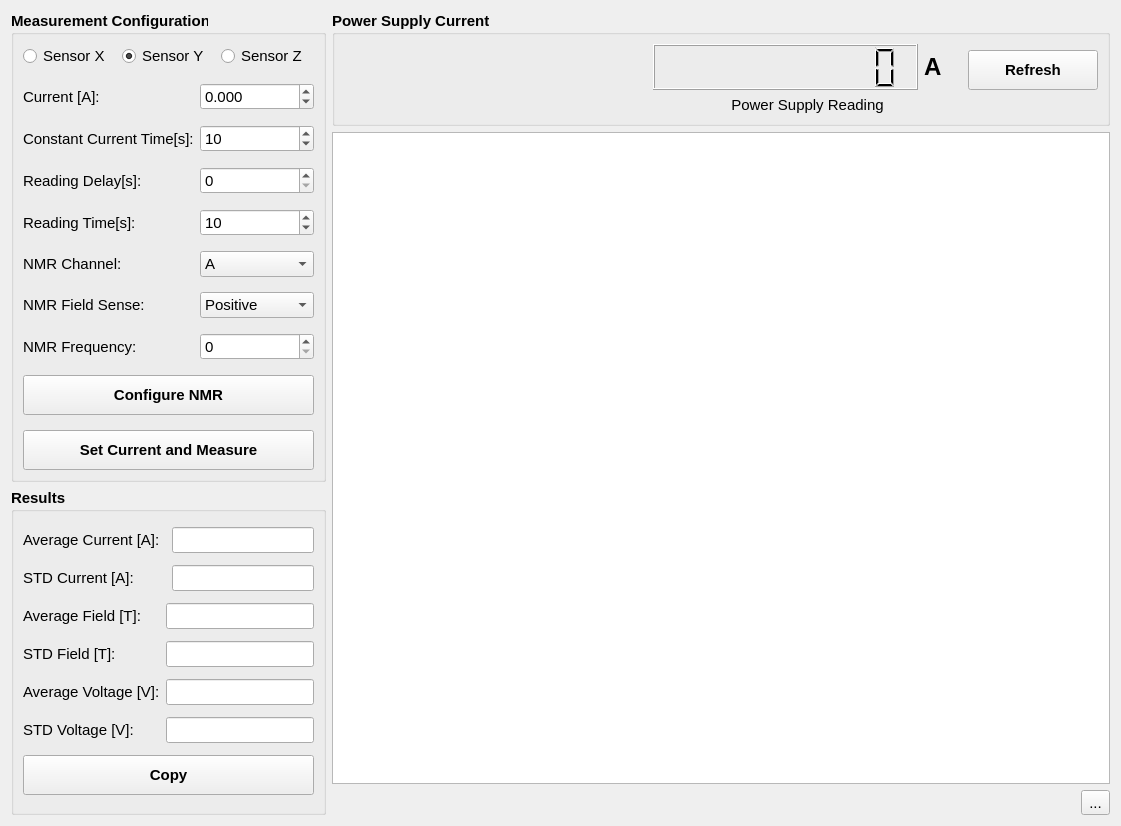
Before: the Qt Designer form hallbench/gui/ui/probecalibrationwidget.ui in lnls-ima/hall-bench-control, drawn with Qt 5.
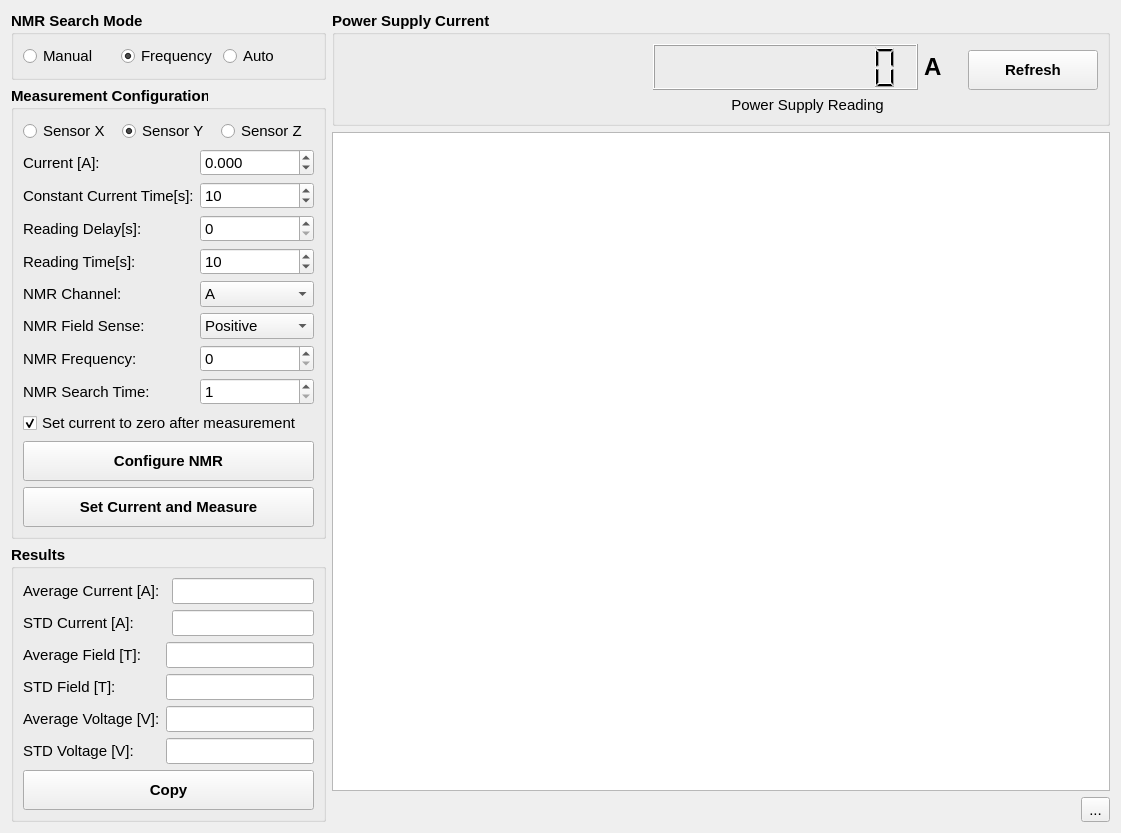
After: the same form once the commit is applied. Icons and pictures are not drawn. Custom widgets are drawn as their Qt base class.

Commit message: Adding kyma undulator automatic measurement

The edit to the form file:
```diff
--- a/hallbench/gui/ui/probecalibrationwidget.ui
+++ b/hallbench/gui/ui/probecalibrationwidget.ui
@@ -209,6 +209,69 @@
    </item>
    <item row="0" column="0" rowspan="3">
     <layout class="QVBoxLayout" name="verticalLayout">
+     <item>
+      <widget class="QGroupBox" name="groupBox">
+       <property name="sizePolicy">
+        <sizepolicy hsizetype="Preferred" vsizetype="Maximum">
+         <horstretch>0</horstretch>
+         <verstretch>0</verstretch>
+        </sizepolicy>
+       </property>
+       <property name="font">
+        <font>
+         <weight>75</weight>
+         <bold>true</bold>
+        </font>
+       </property>
+       <property name="title">
+        <string>NMR Search Mode</string>
+       </property>
+       <layout class="QHBoxLayout" name="horizontalLayout">
+        <item>
+         <widget class="QRadioButton" name="rbt_manual">
+          <property name="font">
+           <font>
+            <weight>50</weight>
+            <bold>false</bold>
+           </font>
+          </property>
+          <property name="text">
+           <string>Manual</string>
+          </property>
+         </widget>
+        </item>
+        <item>
+         <widget class="QRadioButton" name="rbt_frequency">
+          <property name="font">
+           <font>
+            <weight>50</weight>
+            <bold>false</bold>
+           </font>
+          </property>
+          <property name="text">
+           <string>Frequency</string>
+          </property>
+          <property name="checked">
+           <bool>true</bool>
+          </property>
+         </widget>
+        </item>
+        <item>
+         <widget class="QRadioButton" name="rbt_auto">
+          <property name="font">
+           <font>
+            <weight>50</weight>
+            <bold>false</bold>
+           </font>
+          </property>
+          <property name="text">
+           <string>Auto</string>
+          </property>
+         </widget>
+        </item>
+       </layout>
+      </widget>
+     </item>
      <item>
       <widget class="QGroupBox" name="groupBox_3">
        <property name="enabled">
@@ -223,10 +286,115 @@
        <property name="title">
         <string>Measurement Configuration</string>
        </property>
-       <layout class="QGridLayout" name="gridLayout_19">
-        <property name="verticalSpacing">
-         <number>15</number>
-        </property>
+       <layout class="QGridLayout" name="gridLayout_3">
+        <item row="6" column="1">
+         <widget class="QComboBox" name="cmb_nmrchannel">
+          <property name="font">
+           <font>
+            <weight>50</weight>
+            <bold>false</bold>
+           </font>
+          </property>
+          <item>
+           <property name="text">
+            <string>A</string>
+           </property>
+          </item>
+          <item>
+           <property name="text">
+            <string>B</string>
+           </property>
+          </item>
+          <item>
+           <property name="text">
+            <string>C</string>
+           </property>
+          </item>
+          <item>
+           <property name="text">
+            <string>D</string>
+           </property>
+          </item>
+          <item>
+           <property name="text">
+            <string>E</string>
+           </property>
+          </item>
+          <item>
+           <property name="text">
+            <string>F</string>
+           </property>
+          </item>
+          <item>
+           <property name="text">
+            <string>G</string>
+           </property>
+          </item>
+          <item>
+           <property name="text">
+            <string>H</string>
+           </property>
+          </item>
+         </widget>
+        </item>
+        <item row="7" column="0">
+         <widget class="QLabel" name="label_15">
+          <property name="font">
+           <font>
+            <weight>50</weight>
+            <bold>false</bold>
+           </font>
+          </property>
+          <property name="text">
+           <string>NMR Field Sense:</string>
+          </property>
+         </widget>
+        </item>
+        <item row="5" column="0">
+         <widget class="QLabel" name="label_8">
+          <property name="font">
+           <font>
+            <weight>50</weight>
+            <bold>false</bold>
+           </font>
+          </property>
+          <property name="text">
+           <string>Reading Time[s]:</string>
+          </property>
+         </widget>
+        </item>
+        <item row="2" column="1">
+         <widget class="QDoubleSpinBox" name="sbd_current">
+          <property name="font">
+           <font>
+            <weight>50</weight>
+            <bold>false</bold>
+           </font>
+          </property>
+          <property name="decimals">
+           <number>3</number>
+          </property>
+          <property name="minimum">
+           <double>-1000.000000000000000</double>
+          </property>
+          <property name="maximum">
+           <double>1000.000000000000000</double>
+          </property>
+         </widget>
+        </item>
+        <item row="2" column="0">
+         <widget class="QLabel" name="label_4">
+          <property name="font">
+           <font>
+            <weight>50</weight>
+            <bold>false</bold>
+           </font>
+          </property>
+          <property name="text">
+           <string>Current [A]:</string>
+          </property>
+         </widget>
+        </item>
         <item row="0" column="0" colspan="2">
          <layout class="QHBoxLayout" name="horizontalLayout_10">
           <property name="spacing">
@@ -279,39 +447,7 @@
           </item>
          </layout>
         </item>
-        <item row="4" column="0">
-         <widget class="QLabel" name="label_4">
-          <property name="font">
-           <font>
-            <weight>50</weight>
-            <bold>false</bold>
-           </font>
-          </property>
-          <property name="text">
-           <string>Current [A]:</string>
-          </property>
-         </widget>
-        </item>
-        <item row="4" column="1">
-         <widget class="QDoubleSpinBox" name="sbd_current">
-          <property name="font">
-           <font>
-            <weight>50</weight>
-            <bold>false</bold>
-           </font>
-          </property>
-          <property name="decimals">
-           <number>3</number>
-          </property>
-          <property name="minimum">
-           <double>-1000.000000000000000</double>
-          </property>
-          <property name="maximum">
-           <double>1000.000000000000000</double>
-          </property>
-         </widget>
-        </item>
-        <item row="5" column="0">
+        <item row="3" column="0">
          <widget class="QLabel" name="label_6">
           <property name="font">
            <font>
@@ -324,8 +460,8 @@
           </property>
          </widget>
         </item>
-        <item row="5" column="1">
-         <widget class="QSpinBox" name="sb_time">
+        <item row="4" column="1">
+         <widget class="QSpinBox" name="sb_delay">
           <property name="font">
            <font>
             <weight>50</weight>
@@ -335,12 +471,9 @@
           <property name="maximum">
            <number>1000</number>
           </property>
-          <property name="value">
-           <number>10</number>
-          </property>
          </widget>
         </item>
-        <item row="6" column="0">
+        <item row="4" column="0">
          <widget class="QLabel" name="label_7">
           <property name="font">
            <font>
@@ -353,33 +486,7 @@
           </property>
          </widget>
         </item>
-        <item row="6" column="1">
-         <widget class="QSpinBox" name="sb_delay">
-          <property name="font">
-           <font>
-            <weight>50</weight>
-            <bold>false</bold>
-           </font>
-          </property>
-          <property name="maximum">
-           <number>1000</number>
-          </property>
-         </widget>
-        </item>
-        <item row="7" column="0">
-         <widget class="QLabel" name="label_8">
-          <property name="font">
-           <font>
-            <weight>50</weight>
-            <bold>false</bold>
-           </font>
-          </property>
-          <property name="text">
-           <string>Reading Time[s]:</string>
-          </property>
-         </widget>
-        </item>
-        <item row="7" column="1">
+        <item row="5" column="1">
          <widget class="QSpinBox" name="sb_readingtime">
           <property name="font">
            <font>
@@ -395,7 +502,49 @@
           </property>
          </widget>
         </item>
-        <item row="13" column="0" colspan="2">
+        <item row="3" column="1">
+         <widget class="QSpinBox" name="sb_time">
+          <property name="font">
+           <font>
+            <weight>50</weight>
+            <bold>false</bold>
+           </font>
+          </property>
+          <property name="maximum">
+           <number>1000</number>
+          </property>
+          <property name="value">
+           <number>10</number>
+          </property>
+         </widget>
+        </item>
+        <item row="6" column="0">
+         <widget class="QLabel" name="label_13">
+          <property name="font">
+           <font>
+            <weight>50</weight>
+            <bold>false</bold>
+           </font>
+          </property>
+          <property name="text">
+           <string>NMR Channel:</string>
+          </property>
+         </widget>
+        </item>
+        <item row="8" column="0">
+         <widget class="QLabel" name="label_14">
+          <property name="font">
+           <font>
+            <weight>50</weight>
+            <bold>false</bold>
+           </font>
+          </property>
+          <property name="text">
+           <string>NMR Frequency:</string>
+          </property>
+         </widget>
+        </item>
+        <item row="11" column="0" colspan="2">
          <widget class="QPushButton" name="pbt_configure_nmr">
           <property name="minimumSize">
            <size>
@@ -408,7 +557,36 @@
           </property>
          </widget>
         </item>
-        <item row="14" column="0" colspan="2">
+        <item row="8" column="1">
+         <widget class="QSpinBox" name="sb_nmrfreq">
+          <property name="font">
+           <font>
+            <weight>50</weight>
+            <bold>false</bold>
+           </font>
+          </property>
+          <property name="maximum">
+           <number>4095</number>
+          </property>
+         </widget>
+        </item>
+        <item row="10" column="0" colspan="2">
+         <widget class="QCheckBox" name="chb_zerocurrent">
+          <property name="font">
+           <font>
+            <weight>50</weight>
+            <bold>false</bold>
+           </font>
+          </property>
+          <property name="text">
+           <string>Set current to zero after measurement</string>
+          </property>
+          <property name="checked">
+           <bool>true</bool>
+          </property>
+         </widget>
+        </item>
+        <item row="12" column="0" colspan="2">
          <widget class="QPushButton" name="pbt_measure">
           <property name="minimumSize">
            <size>
@@ -427,109 +605,7 @@
           </property>
          </widget>
         </item>
-        <item row="11" column="0">
-         <widget class="QLabel" name="label_14">
-          <property name="font">
-           <font>
-            <weight>50</weight>
-            <bold>false</bold>
-           </font>
-          </property>
-          <property name="text">
-           <string>NMR Frequency:</string>
-          </property>
-         </widget>
-        </item>
-        <item row="9" column="0">
-         <widget class="QLabel" name="label_13">
-          <property name="font">
-           <font>
-            <weight>50</weight>
-            <bold>false</bold>
-           </font>
-          </property>
-          <property name="text">
-           <string>NMR Channel:</string>
-          </property>
-         </widget>
-        </item>
-        <item row="11" column="1">
-         <widget class="QSpinBox" name="sb_nmrfreq">
-          <property name="font">
-           <font>
-            <weight>50</weight>
-            <bold>false</bold>
-           </font>
-          </property>
-          <property name="maximum">
-           <number>4095</number>
-          </property>
-         </widget>
-        </item>
-        <item row="9" column="1">
-         <widget class="QComboBox" name="cmb_nmrchannel">
-          <property name="font">
-           <font>
-            <weight>50</weight>
-            <bold>false</bold>
-           </font>
-          </property>
-          <item>
-           <property name="text">
-            <string>A</string>
-           </property>
-          </item>
-          <item>
-           <property name="text">
-            <string>B</string>
-           </property>
-          </item>
-          <item>
-           <property name="text">
-            <string>C</string>
-           </property>
-          </item>
-          <item>
-           <property name="text">
-            <string>D</string>
-           </property>
-          </item>
-          <item>
-           <property name="text">
-            <string>E</string>
-           </property>
-          </item>
-          <item>
-           <property name="text">
-            <string>F</string>
-           </property>
-          </item>
-          <item>
-           <property name="text">
-            <string>G</string>
-           </property>
-          </item>
-          <item>
-           <property name="text">
-            <string>H</string>
-           </property>
-          </item>
-         </widget>
-        </item>
-        <item row="10" column="0">
-         <widget class="QLabel" name="label_15">
-          <property name="font">
-           <font>
-            <weight>50</weight>
-            <bold>false</bold>
-           </font>
-          </property>
-          <property name="text">
-           <string>NMR Field Sense:</string>
-          </property>
-         </widget>
-        </item>
-        <item row="10" column="1">
+        <item row="7" column="1">
          <widget class="QComboBox" name="cmb_nmrsense">
           <property name="font">
            <font>
@@ -552,6 +628,38 @@
           </item>
          </widget>
         </item>
+        <item row="9" column="0">
+         <widget class="QLabel" name="label">
+          <property name="font">
+           <font>
+            <weight>50</weight>
+            <bold>false</bold>
+           </font>
+          </property>
+          <property name="text">
+           <string>NMR Search Time:</string>
+          </property>
+         </widget>
+        </item>
+        <item row="9" column="1">
+         <widget class="QSpinBox" name="sb_nmrsearchtime">
+          <property name="font">
+           <font>
+            <weight>50</weight>
+            <bold>false</bold>
+           </font>
+          </property>
+          <property name="minimum">
+           <number>1</number>
+          </property>
+          <property name="maximum">
+           <number>6</number>
+          </property>
+          <property name="value">
+           <number>1</number>
+          </property>
+         </widget>
+        </item>
        </layout>
       </widget>
      </item>
```
The commit also changes 4 other files.
